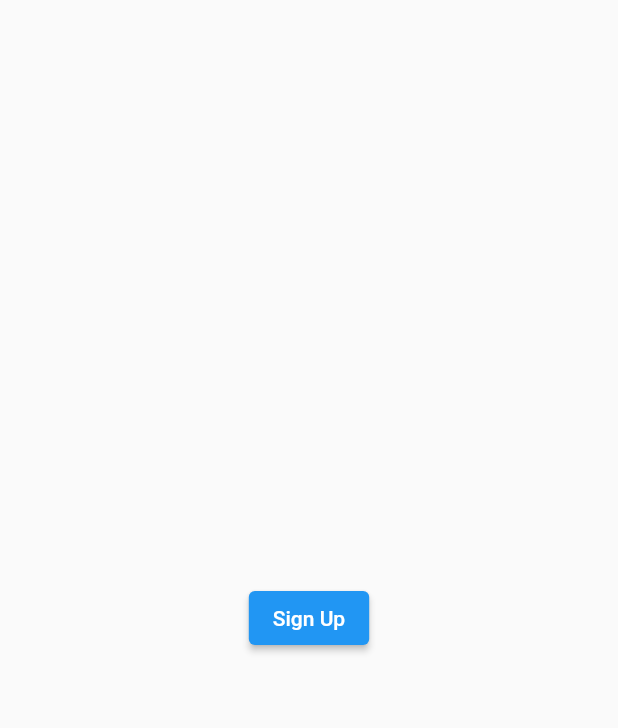
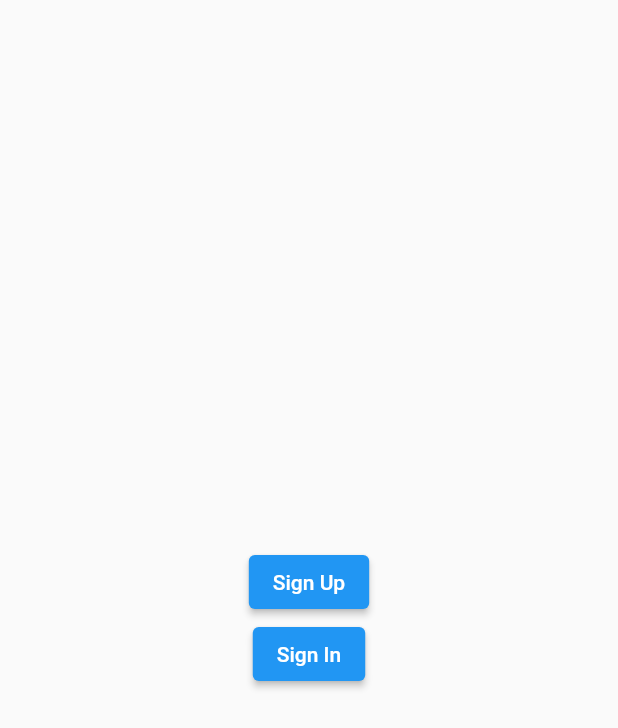
Before and after one commit to sahibul-nf/flutix, a Flutter app: the screen it shows after launch, after a tap on "Sign Up", on a phone screen of 412 x 824 dp. Shown: the top 728 px of the screen. Run offline on Flutter 3.47's test engine with Material 2 defaults, Android fonts, the phone set to English and light mode, and no system bars; our stand-ins replace cloud_firestore, equatable, firebase_auth, firebase_core; accounts and stored records are empty; network calls fail.

Commit message:
feat ✨: signIn user

```diff
--- a/lib/services/services.dart
+++ b/lib/services/services.dart
@@ -1,3 +1,5 @@
+import 'dart:convert';
+
 import 'package:cloud_firestore/cloud_firestore.dart';
 import 'package:firebase_auth/firebase_auth.dart' as auth;
 import 'package:flutix/models/models.dart';
--- a/lib/views/pages/signup_page.dart
+++ b/lib/views/pages/signup_page.dart
@@ -8,10 +8,13 @@ class SignUpPage extends StatelessWidget {
   Widget build(BuildContext context) {
     return Scaffold(
       body: Center(
-        child: ElevatedButton(
+        child: Column(
+          mainAxisAlignment: MainAxisAlignment.center,
+          children: [
+            ElevatedButton(
               onPressed: () {
                 AuthServices.signUp(
-                    "Sahibul", "snf12@gmail.com", "123456", ["romance"], "")
+                        "Sahibul", "snf@gmail.com", "131211", ["romance"], "")
                     .then((value) {
                   print(value.user);
                   print(value.errorMessage);
@@ -19,6 +22,17 @@ class SignUpPage extends StatelessWidget {
               },
               child: const Text("Sign Up"),
             ),
+            ElevatedButton(
+              onPressed: () {
+                AuthServices.signIn("snf@gmail.com", "131211").then((value) {
+                  print(value.user);
+                  print(value.errorMessage);
+                });
+              },
+              child: const Text("Sign In"),
+            ),
+          ],
+        ),
       ),
     );
   }
```
Also changed, not shown: lib/models/user.dart (+12 -0 lines), lib/services/auth_services.dart (+14 -0 lines), lib/services/user_services.dart (+26 -1 lines). Lines whose indentation alone changed are shown as unchanged.
